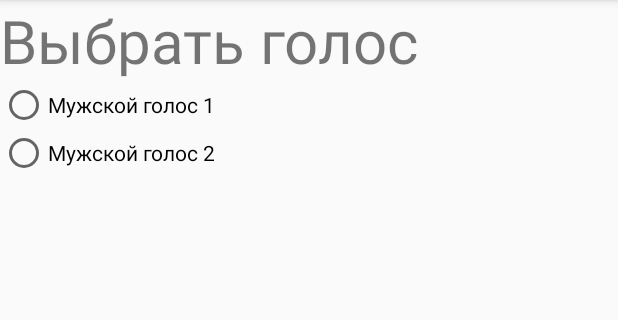
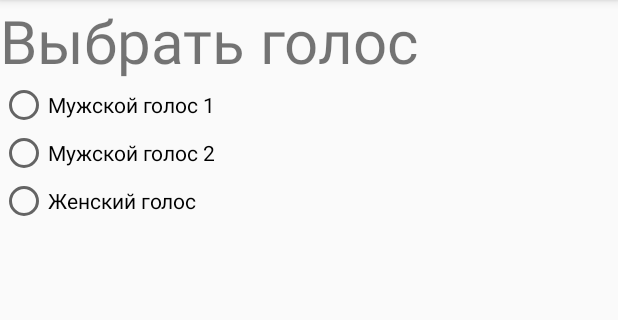
Before and after one commit to badmitry/CarColorGame, an Android app: the fragment SettingsGameFragment placed in its activity, on a phone screen of 412 x 824 dp, the part 84-404 px from its top. Run offline under Robolectric (Android 15) with nearby library versions, the phone set to English and light mode, and no system bars; our stand-ins replace RxJava, data binding; libraries missing offline, so code that uses them is left out: moxy.ktx.moxyPresenter, ru.terrakok.cicerone; 3 statements that could not run were skipped.

Commit message:
add woman voice

```diff
--- a/app/src/main/java/com/badmitry/carcolorgame/ui/fragments/SettingsGameFragment.kt
+++ b/app/src/main/java/com/badmitry/carcolorgame/ui/fragments/SettingsGameFragment.kt
@@ -45,6 +45,9 @@ class SettingsGameFragment : MvpAppCompatFragment(), ISettingsGameView, BackBtnL
             it.rbSofterVoices.setOnClickListener{
                 presenter.saveChoseVoice(1)
             }
+            it.rbWomanVoices.setOnClickListener{
+                presenter.saveChoseVoice(2)
+            }
         }
     }
 
@@ -53,6 +56,7 @@ class SettingsGameFragment : MvpAppCompatFragment(), ISettingsGameView, BackBtnL
             when (code) {
                 0 -> it.rbRougherVoices.isChecked = true
                 1 -> it.rbSofterVoices.isChecked = true
+                2 -> it.rbWomanVoices.isChecked = true
             }
         }
     }
--- a/app/src/main/res/layout/fragment_settings_game.xml
+++ b/app/src/main/res/layout/fragment_settings_game.xml
@@ -30,6 +30,12 @@
                 android:layout_height="wrap_content"
                 android:text="@string/softer" />
 
+            <com.google.android.material.radiobutton.MaterialRadioButton
+                android:id="@+id/rb_woman_voices"
+                android:layout_width="wrap_content"
+                android:layout_height="wrap_content"
+                android:text="@string/woman" />
+
         </RadioGroup>
 
     </LinearLayout>
--- a/app/src/main/res/values/strings.xml
+++ b/app/src/main/res/values/strings.xml
@@ -5,4 +5,5 @@
     <string name="rougher">Мужской голос 1</string>
     <string name="softer">Мужской голос 2</string>
     <string name="settings">Настройки</string>
+    <string name="woman">Женский голос</string>
 </resources>
```
Also changed, not shown: app/src/main/java/com/badmitry/carcolorgame/ui/fragments/ColorGameFragment.kt (+24 -8 lines), 12 other files.
